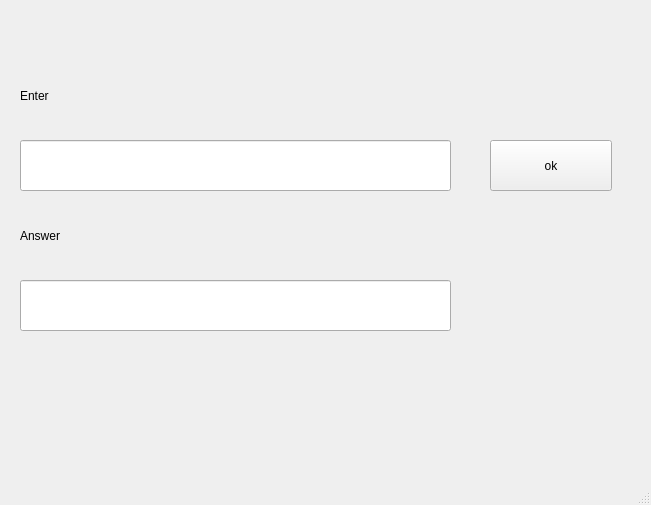
First picture: the form in ui/crypt.ui, repository elizarpif/goui, before the edit.
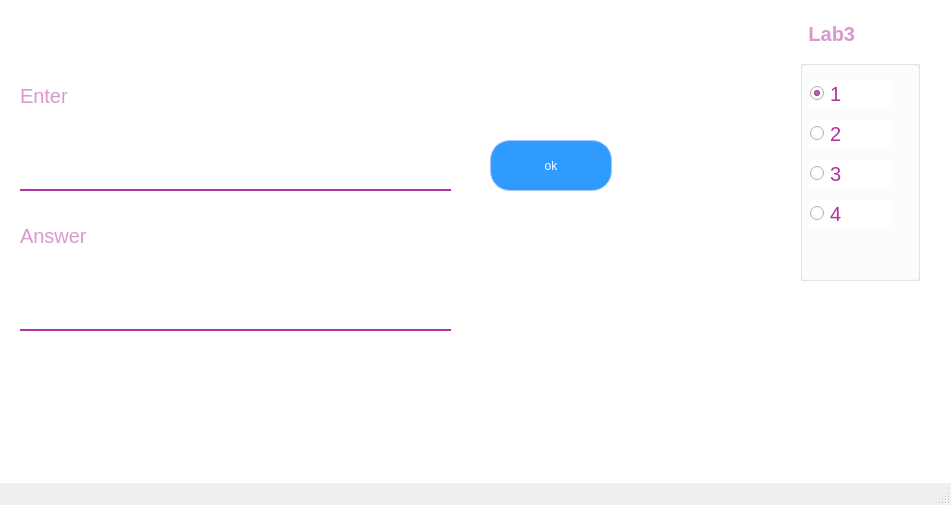
Second picture: the form after the edit. Icons and pictures are not drawn.

```diff
--- a/ui/crypt.ui
+++ b/ui/crypt.ui
@@ -6,7 +6,7 @@
    <rect>
     <x>0</x>
     <y>0</y>
-    <width>651</width>
+    <width>951</width>
     <height>505</height>
    </rect>
   </property>
@@ -14,6 +14,90 @@
    <string>MainWindow</string>
   </property>
   <widget class="QWidget" name="centralwidget">
+   <property name="styleSheet">
+    <string notr="true">QWidget{
+background-color: white;
+}
+
+QFrame {
+  border-radius: 55px;        
+    border-width: 5px;
+    border-color: #ae32a0;
+    border-style: double;
+background-color: white;
+} 
+
+
+QLabel {
+    font: medium Ubuntu;
+    font-size: 20px;
+    color: #d998ce;  
+    border-width: 0px;
+background-image: url(:/bktop_Qt_5_3_MinGW_32bit-Debug/debug/candy.jpg);
+}        
+
+QPushButton {
+    background-color: rgb(47, 155, 255);
+    color: white;
+  
+    border-radius: 20px;        
+    border-width: 1px;
+    border-color: rgb(172, 194, 255);
+    border-style: solid;
+}
+QPushButton:hover {
+    background-color: rgb(255, 170, 0);
+}
+QPushButton:pressed {
+    background-color: rgb(255, 153, 29);
+}    
+
+QLineEdit {
+	font: medium Ubuntu;
+    font-size: 20px;
+	padding: 1px;
+	border-style: none none double none ;
+	border-width: 2px ;
+	border-radius: 0px;
+	border-color: #ae32a0;
+	background-image: url(:/bktop_Qt_5_3_MinGW_32bit-Debug/debug/candy.jpg);
+}
+
+QLineEdit:hover {
+    background-color: #d998ce;
+background-image: url(:/bktop_Qt_5_3_MinGW_32bit-Debug/debug/candy.jpg);
+}
+
+QSpinBox{
+padding: 1px;
+border-style: none none double none ;
+border-width: 2px ;
+border-radius: 0px;
+ border-color: #ae32a0;
+}
+
+QSpinBox:hover {
+    background-color: #d998ce;
+}
+
+QGroupBox {
+  font: medium Ubuntu;
+  font-size: 20px;
+  color: #d998ce;  
+  font-weight: bold;
+
+  padding: 4px;
+  margin-top: 16px;
+  padding: 1px;
+
+}
+
+QRadioButton {
+    font: medium Ubuntu;
+    font-size: 20px;
+    color:  #ae32a0; 
+}</string>
+   </property>
    <widget class="QLabel" name="label">
     <property name="geometry">
      <rect>
@@ -23,6 +107,9 @@
       <height>51</height>
      </rect>
     </property>
+    <property name="styleSheet">
+     <string notr="true"/>
+    </property>
     <property name="text">
      <string>Enter</string>
     </property>
@@ -76,6 +163,74 @@
      <string>Answer</string>
     </property>
    </widget>
+   <widget class="QGroupBox" name="groupBox">
+    <property name="geometry">
+     <rect>
+      <x>800</x>
+      <y>20</y>
+      <width>120</width>
+      <height>261</height>
+     </rect>
+    </property>
+    <property name="title">
+     <string> Lab3</string>
+    </property>
+    <widget class="QRadioButton" name="lab31">
+     <property name="geometry">
+      <rect>
+       <x>10</x>
+       <y>60</y>
+       <width>81</width>
+       <height>27</height>
+      </rect>
+     </property>
+     <property name="text">
+      <string>1</string>
+     </property>
+     <property name="checked">
+      <bool>true</bool>
+     </property>
+    </widget>
+    <widget class="QRadioButton" name="lab32">
+     <property name="geometry">
+      <rect>
+       <x>10</x>
+       <y>100</y>
+       <width>81</width>
+       <height>27</height>
+      </rect>
+     </property>
+     <property name="text">
+      <string>2</string>
+     </property>
+    </widget>
+    <widget class="QRadioButton" name="lab33">
+     <property name="geometry">
+      <rect>
+       <x>10</x>
+       <y>140</y>
+       <width>81</width>
+       <height>27</height>
+      </rect>
+     </property>
+     <property name="text">
+      <string>3</string>
+     </property>
+    </widget>
+    <widget class="QRadioButton" name="lab44">
+     <property name="geometry">
+      <rect>
+       <x>10</x>
+       <y>180</y>
+       <width>81</width>
+       <height>27</height>
+      </rect>
+     </property>
+     <property name="text">
+      <string>4</string>
+     </property>
+    </widget>
+   </widget>
   </widget>
   <widget class="QMenuBar" name="menubar">
    <property name="geometry">
```
Left out of the diff: 2 changed lines with no effect on the pictures.
